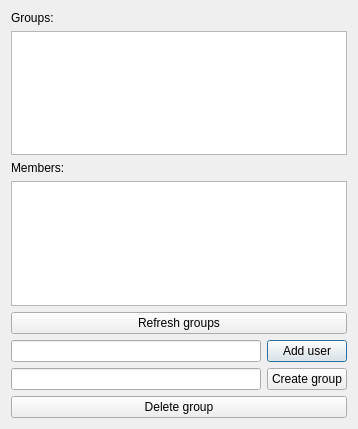
Qt form groups.ui (marcschulze98/PySFM-Client) before a commit.
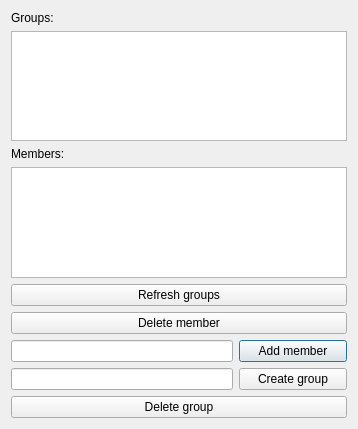
The same form after that commit.

Commit message: added member deletion

Patch:
```diff
--- a/groups.ui
+++ b/groups.ui
@@ -21,7 +21,7 @@
      </property>
     </widget>
    </item>
-   <item row="1" column="0" colspan="2">
+   <item row="1" column="0" colspan="3">
     <widget class="QListWidget" name="grouplist"/>
    </item>
    <item row="2" column="0">
@@ -31,43 +31,50 @@
      </property>
     </widget>
    </item>
-   <item row="3" column="0" colspan="2">
+   <item row="3" column="0" colspan="3">
     <widget class="QListWidget" name="memberlist"/>
    </item>
-   <item row="5" column="0">
-    <widget class="QLineEdit" name="adduserle"/>
-   </item>
-   <item row="5" column="1">
+   <item row="6" column="2">
     <widget class="QPushButton" name="adduserbtn">
      <property name="text">
-      <string>Add user</string>
+      <string>Add member</string>
      </property>
     </widget>
    </item>
-   <item row="6" column="0">
-    <widget class="QLineEdit" name="creategrouple"/>
-   </item>
-   <item row="6" column="1">
+   <item row="7" column="2">
     <widget class="QPushButton" name="creategroupbtn">
      <property name="text">
       <string>Create group</string>
      </property>
     </widget>
    </item>
-   <item row="4" column="0" colspan="2">
+   <item row="4" column="0" colspan="3">
     <widget class="QPushButton" name="refreshbtn">
      <property name="text">
       <string>Refresh groups</string>
      </property>
     </widget>
    </item>
-   <item row="7" column="0" colspan="2">
+   <item row="8" column="0" colspan="3">
     <widget class="QPushButton" name="deletegroupbtn">
      <property name="text">
       <string>Delete group</string>
      </property>
     </widget>
    </item>
+   <item row="7" column="0" colspan="2">
+    <widget class="QLineEdit" name="creategrouple"/>
+   </item>
+   <item row="5" column="0" colspan="3">
+    <widget class="QPushButton" name="deleteuserbtn">
+     <property name="text">
+      <string>Delete member</string>
+     </property>
+    </widget>
+   </item>
+   <item row="6" column="0" colspan="2">
+    <widget class="QLineEdit" name="adduserle"/>
+   </item>
   </layout>
  </widget>
  <resources/>
```
The commit also changes 2 other files.
